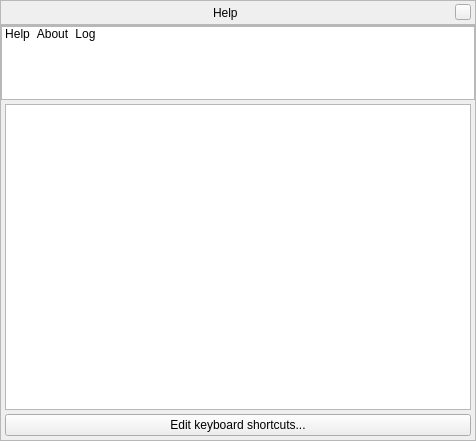
Old version of the form src/gui/helpDialogGui.ui in the repository 519984307/stellarium_src.
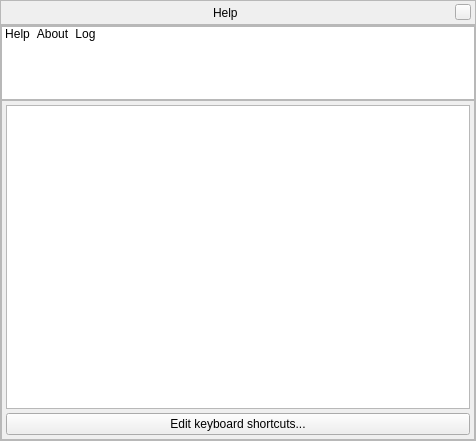
New version of the form. Icons and pictures are not drawn. Custom widgets are drawn as their Qt base class.

```diff
--- a/src/gui/helpDialogGui.ui
+++ b/src/gui/helpDialogGui.ui
@@ -240,6 +240,9 @@
       </item>
       <item row="1" column="0">
        <widget class="QStackedWidget" name="stackedWidget">
+        <property name="frameShape">
+         <enum>QFrame::StyledPanel</enum>
+        </property>
         <property name="currentIndex">
          <number>0</number>
         </property>
```
